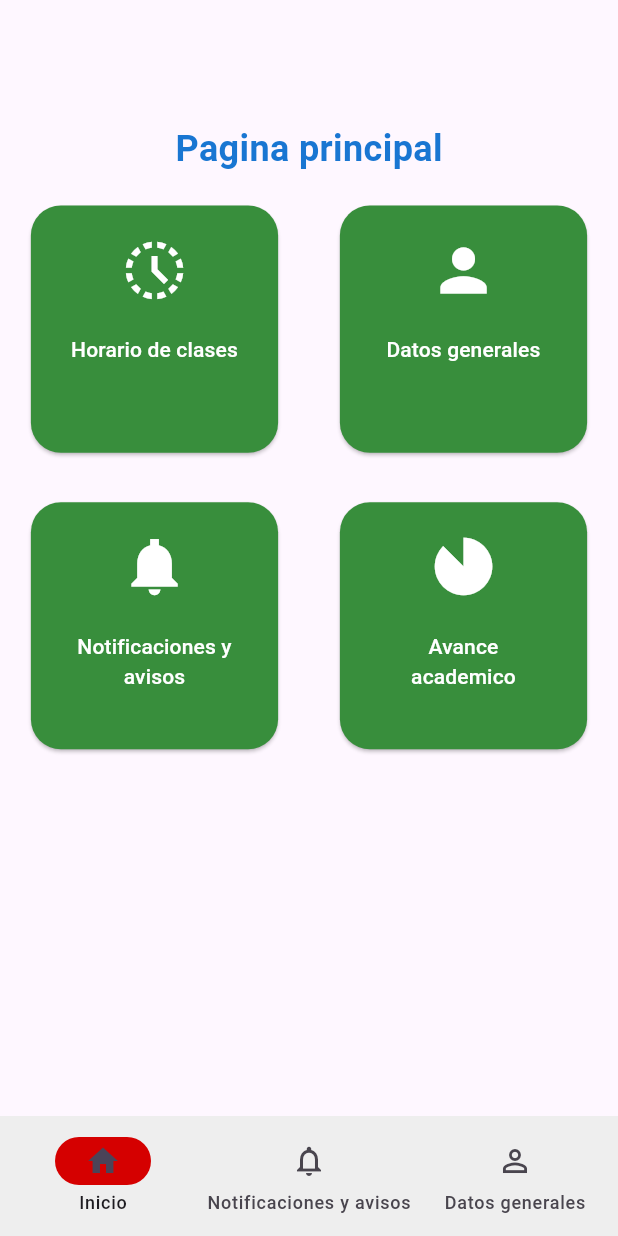
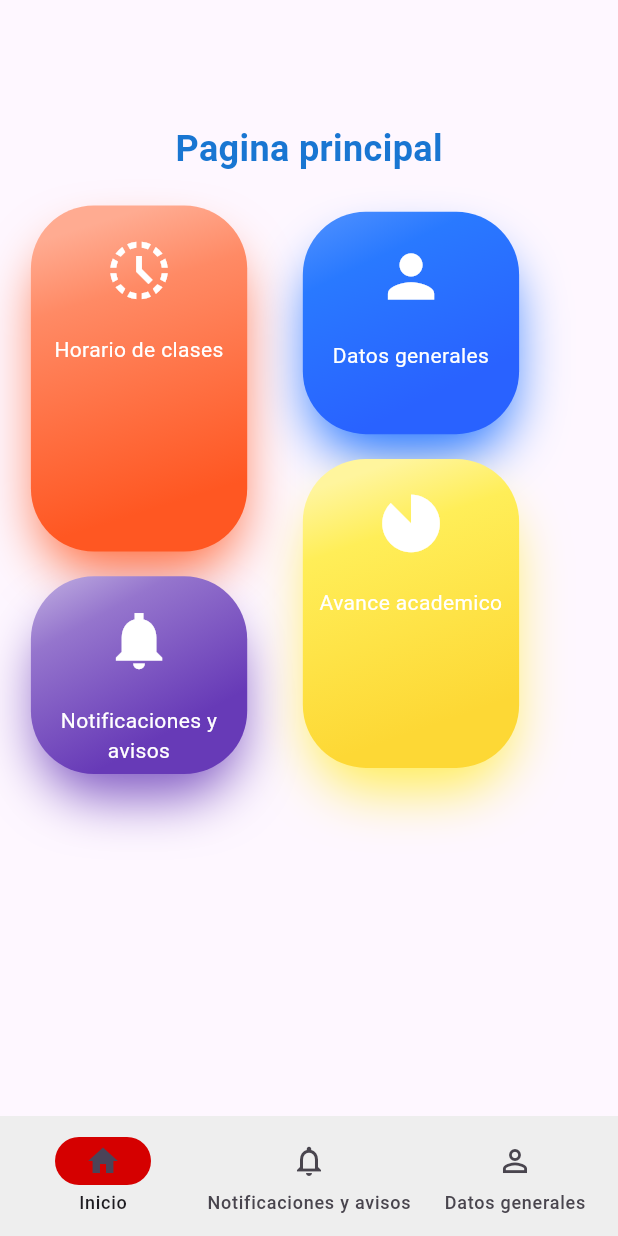
Before and after one commit to REV09/siabenv_ss, a Flutter app: the screen it shows after launch, after a tap on "Iniciar sesion", on a phone screen of 412 x 824 dp. Run offline on Flutter 3.47's test engine with Material 2 defaults, Android fonts, the phone set to English and light mode, and no system bars.

Commit message:
botones cambiados en home

```diff
--- a/lib/src/pages/home_page.dart
+++ b/lib/src/pages/home_page.dart
@@ -16,6 +16,119 @@ class _HomePage extends State<HomePage> {
         fontSize: 24, fontWeight: FontWeight.bold, color: Colors.blue.shade700);
 
     Responsive responsive = Responsive(context);
+
+    BoxDecoration decoration = BoxDecoration(
+      borderRadius: const BorderRadius.all(Radius.circular(42)),
+      boxShadow: [
+        BoxShadow(
+          color: Colors.deepOrange[400]!,
+          offset: const Offset(0, 20),
+          blurRadius: 30,
+          spreadRadius: -5,
+        ),
+      ],
+      gradient: LinearGradient(
+        begin: Alignment.topLeft,
+        end: Alignment.bottomCenter,
+        colors: [
+          Colors.deepOrange[200]!,
+          Colors.deepOrange[300]!,
+          Colors.deepOrange[500]!,
+          Colors.deepOrange[500]!,
+        ],
+        stops: const [
+          0.1,
+          0.3,
+          0.9,
+          1.0,
+        ],
+      ),
+    );
+
+    BoxDecoration decorationButton2 = BoxDecoration(
+      borderRadius: const BorderRadius.all(Radius.circular(42)),
+      boxShadow: [
+        BoxShadow(
+          color: Colors.deepPurple[400]!,
+          offset: const Offset(0, 20),
+          blurRadius: 30,
+          spreadRadius: -5,
+        ),
+      ],
+      gradient: LinearGradient(
+        begin: Alignment.topLeft,
+        end: Alignment.bottomCenter,
+        colors: [
+          Colors.deepPurple[200]!,
+          Colors.deepPurple[300]!,
+          Colors.deepPurple[500]!,
+          Colors.deepPurple[500]!,
+        ],
+        stops: const [
+          0.1,
+          0.3,
+          0.9,
+          1.0,
+        ],
+      ),
+    );
+
+    BoxDecoration decorationButton3 = BoxDecoration(
+      borderRadius: const BorderRadius.all(Radius.circular(42)),
+      boxShadow: [
+        BoxShadow(
+          color: Colors.blueAccent[400]!,
+          offset: const Offset(0, 20),
+          blurRadius: 30,
+          spreadRadius: -5,
+        ),
+      ],
+      gradient: LinearGradient(
+        begin: Alignment.topLeft,
+        end: Alignment.bottomCenter,
+        colors: [
+          Colors.blueAccent[200]!,
+          Colors.blueAccent[400]!,
+          Colors.blueAccent[700]!,
+          Colors.blueAccent[700]!,
+        ],
+        stops: const [
+          0.1,
+          0.3,
+          0.9,
+          1.0,
+        ],
+      ),
+    );
+
+    BoxDecoration decorationButton4 = BoxDecoration(
+      borderRadius: const BorderRadius.all(Radius.circular(42)),
+      boxShadow: [
+        BoxShadow(
+          color: Colors.yellow[400]!,
+          offset: const Offset(0, 20),
+          blurRadius: 30,
+          spreadRadius: -5,
+        ),
+      ],
+      gradient: LinearGradient(
+        begin: Alignment.topLeft,
+        end: Alignment.bottomCenter,
+        colors: [
+          Colors.yellow[200]!,
+          Colors.yellow[400]!,
+          Colors.yellow[600]!,
+          Colors.yellow[600]!,
+        ],
+        stops: const [
+          0.1,
+          0.3,
+          0.9,
+          1.0,
+        ],
+      ),
+    );
+
     return Center(
       child: Column(
         children: [
@@ -37,45 +150,49 @@ class _HomePage extends State<HomePage> {
               Column(
                 children: <Widget>[
                   OptionButton(
-                    width: responsive.wp(40),
-                    height: responsive.hp(20),
+                    width: responsive.wp(35),
+                    height: responsive.hp(28),
                     icon: Icons.history_toggle_off_outlined,
                     iconSize: responsive.dp(5),
                     textButton: "Horario de clases",
+                    boxDecoration: decoration,
                   ),
                   SizedBox(
-                    height: responsive.hp(4),
+                    height: responsive.hp(2),
                   ),
                   OptionButton(
-                    width: responsive.wp(40),
-                    height: responsive.hp(20),
+                    width: responsive.wp(35),
+                    height: responsive.hp(16),
                     icon: Icons.notifications_sharp,
                     iconSize: responsive.dp(5),
                     textButton: "Notificaciones y avisos",
+                    boxDecoration: decorationButton2,
                   ),
                 ],
               ),
               SizedBox(
-                width: responsive.wp(10),
+                width: responsive.wp(9),
               ),
               Column(
                 children: <Widget>[
                   OptionButton(
-                    width: responsive.wp(40),
-                    height: responsive.hp(20),
+                    width: responsive.wp(35),
+                    height: responsive.hp(18),
                     icon: Icons.person,
                     iconSize: responsive.dp(5),
                     textButton: "Datos generales",
+                    boxDecoration: decorationButton3,
                   ),
                   SizedBox(
-                    height: responsive.hp(4),
+                    height: responsive.hp(2),
                   ),
                   OptionButton(
-                    width: responsive.wp(40),
-                    height: responsive.hp(20),
+                    width: responsive.wp(35),
+                    height: responsive.hp(25),
                     icon: Icons.incomplete_circle,
                     iconSize: responsive.dp(5),
                     textButton: "Avance academico",
+                    boxDecoration: decorationButton4,
                   ),
                 ],
               ),
--- a/lib/src/pages/login_page.dart
+++ b/lib/src/pages/login_page.dart
@@ -37,10 +37,10 @@ class _LoginPageState extends State<LoginPage> {
     );
 
     TextStyle mibenvStyle = TextStyle(
-      color: Colors.blue.shade900,
-      fontWeight: FontWeight.bold,
-      fontSize: responsive.hp(6),
-    );
+        color: const Color.fromRGBO(0, 60, 112, 1.0),
+        fontWeight: FontWeight.bold,
+        fontSize: responsive.hp(6),
+        fontFamily: "Bengasi Bold");
 
     IconButton showHidePasswordButton = IconButton(
       onPressed: () {
--- a/lib/src/pages/widgets/option_button.dart
+++ b/lib/src/pages/widgets/option_button.dart
@@ -6,6 +6,7 @@ class OptionButton extends StatelessWidget {
   final String textButton;
   final IconData? icon;
   final double? iconSize;
+  final BoxDecoration boxDecoration;
 
   const OptionButton({
     Key? key,
@@ -14,20 +15,18 @@ class OptionButton extends StatelessWidget {
     required this.textButton,
     this.icon,
     this.iconSize,
+    required this.boxDecoration,
   }) : super(key: key);
 
   @override
   Widget build(BuildContext context) {
-    return SizedBox(
+    return DecoratedBox(
+      decoration: boxDecoration,
+      child: InkWell(
+        onTap: () {},
+        child: SizedBox(
           width: width,
           height: height,
-      child: ElevatedButton(
-        onPressed: () {},
-        style: ElevatedButton.styleFrom(
-            shape: RoundedRectangleBorder(
-              borderRadius: BorderRadius.circular(20),
-            ),
-            backgroundColor: Colors.green.shade700),
           child: Column(
             children: <Widget>[
               const SizedBox(
@@ -51,6 +50,7 @@ class OptionButton extends StatelessWidget {
             ],
           ),
         ),
+      ),
     );
   }
 }
```
Lines whose indentation alone changed are shown as unchanged.
